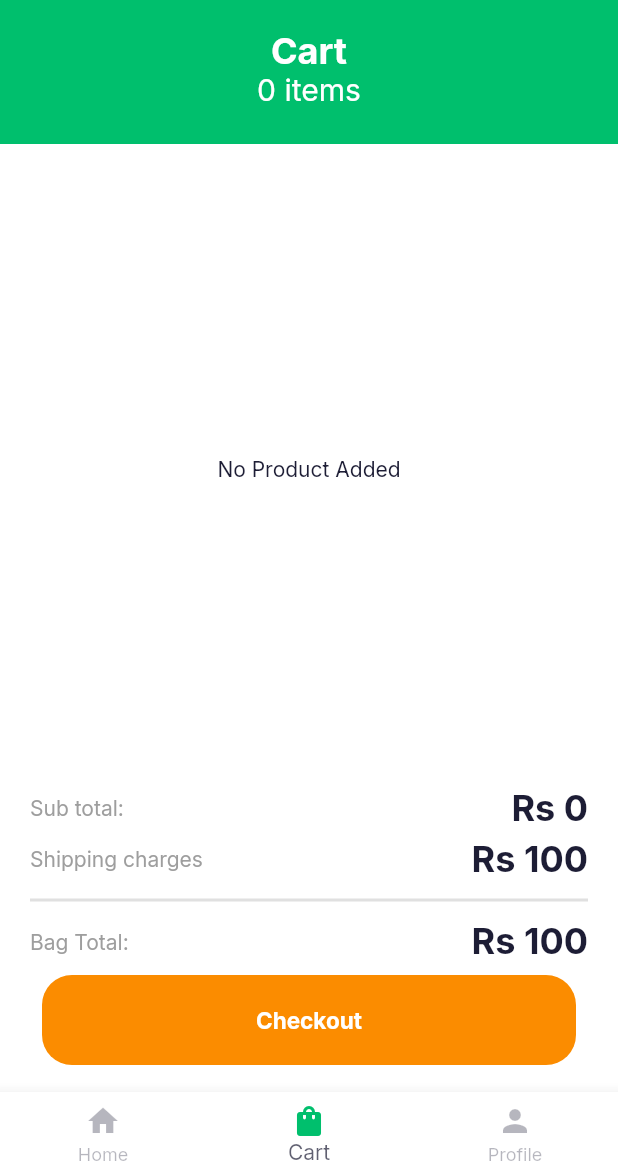
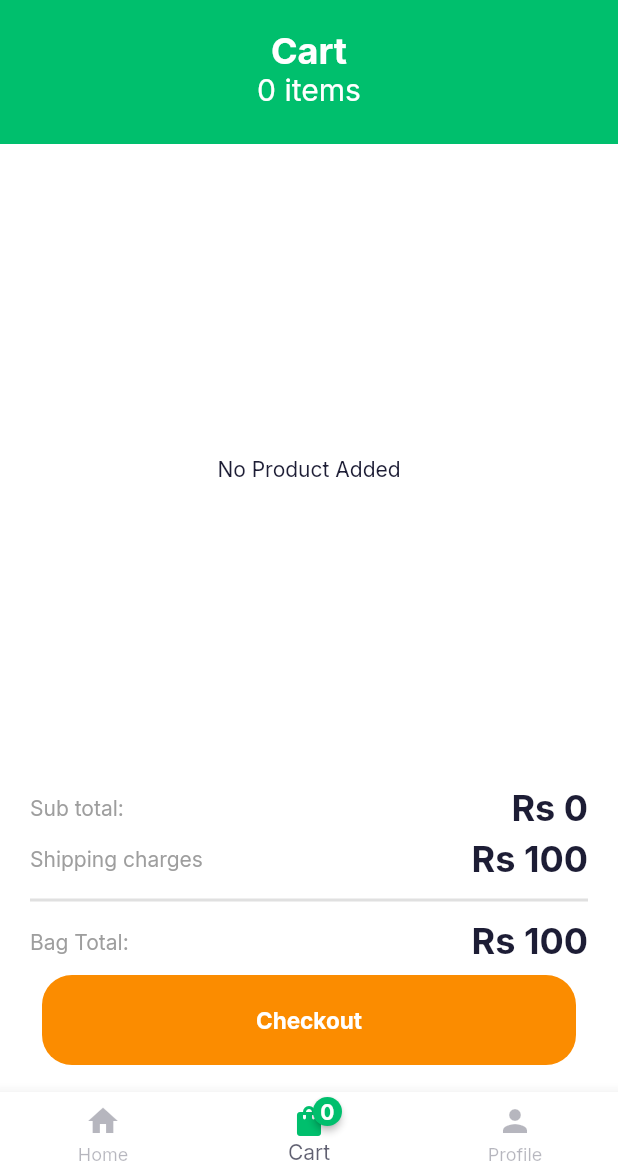
Before and after one commit to ayyysh04/gdsc_appdev_recruitment, a Flutter app: the HomeScreen screen opened by its route, item 2 of the bottom bar chosen, on a phone screen of 412 x 824 dp, the part 60-1236 px from its top. Run offline on Flutter 3.47's test engine with Material 2 defaults, Android fonts, the phone set to English and light mode, and no system bars; drawn by our look-alikes of badges; our stand-ins replace animated_splash_screen, flutter_svg, get_it, google_fonts, page_transition, shared_preferences; accounts and stored records are empty; network calls fail.

Commit message:
added badge count for cart items

```diff
--- a/analysis_options.yaml
+++ b/analysis_options.yaml
@@ -22,8 +22,8 @@ linter:
   # `// ignore_for_file: name_of_lint` syntax on the line or in the file
   # producing the lint.
   rules:
+    prefer_const_constructors: false
     # avoid_print: false  # Uncomment to disable the `avoid_print` rule
     # prefer_single_quotes: true  # Uncomment to enable the `prefer_single_quotes` rule
-
 # Additional information about this file can be found at
 # https://dart.dev/guides/language/analysis-options
--- a/lib/components/transparent_text_form.dart
+++ b/lib/components/transparent_text_form.dart
@@ -48,8 +48,7 @@ class TransparentTextForm extends StatelessWidget {
             borderSide: BorderSide.none,
           ),
           contentPadding: EdgeInsets.all(kDefaultPadding * 0.80),
-          hintStyle: TextStyle(
-              color: backgroundColor == null ? Colors.white60 : Colors.black54),
+          hintStyle: TextStyle(color: Colors.black54),
           filled: true,
           fillColor: backgroundColor ??
               Theme.of(context).inputDecorationTheme.fillColor,
--- a/lib/services/clothes_service.dart
+++ b/lib/services/clothes_service.dart
@@ -11,7 +11,7 @@ class ClothesService {
   List<ClothesProduct> _likedClothesData = [];
   //functions
   void getLoadClothesData() async {
-    await Future.delayed(Duration(seconds: 2)); //Reallife delay
+    // await Future.delayed(Duration(seconds: 2)); //Reallife delay
     final dummyJson = await rootBundle.loadString("assets/json/dummyData.json");
     final decodedData = jsonDecode(dummyJson);
     var productsData = decodedData["products"];
--- a/lib/view_models/home_screen_view_model.dart
+++ b/lib/view_models/home_screen_view_model.dart
@@ -61,7 +61,7 @@ class HomeScreenViewModel extends IndexTrackingModel implements Disposable {
 
   toPageIndex(int index) {
     pageController.animateToPage(index,
-        duration: Duration(milliseconds: 600), curve: Curves.easeIn);
+        duration: Duration(milliseconds: 500), curve: Curves.ease);
   }
 
   @override
--- a/lib/views/base_view/base_view.dart
+++ b/lib/views/base_view/base_view.dart
@@ -5,7 +5,7 @@ import 'package:provider/provider.dart';
 
 class BaseView<T extends BaseModel> extends StatefulWidget {
   final Widget Function(BuildContext context, T model, Widget? child) builder;
-  final Function(T)? onModelReady;
+  final Function(T model)? onModelReady;
   T? model; //pass the already built chnageNotifier if you dont want to create a new one
   BaseView({required this.builder, this.onModelReady, this.model});
 
@@ -17,10 +17,11 @@ class _BaseViewState<T extends BaseModel> extends State<BaseView<T>> {
   @override
   void initState() {
     widget.model ??= widget.model = locator<T>();
-
+    print(widget.onModelReady == null);
     if (widget.onModelReady != null) {
       widget.onModelReady!(widget.model!);
     }
+
     super.initState();
   }
 
--- a/lib/views/homepage/home_page.dart
+++ b/lib/views/homepage/home_page.dart
@@ -1,10 +1,14 @@
+import 'package:badges/badges.dart';
+import 'package:flutter/cupertino.dart';
 import 'package:flutter/material.dart';
+import 'package:gdsc_appdev/components/notification_icon.dart';
 import 'package:gdsc_appdev/components/scroll_behaviour.dart';
+import 'package:gdsc_appdev/constants/constants.dart';
 import 'package:gdsc_appdev/services/locator.dart';
 import 'package:gdsc_appdev/view_models/home_screen_view_model.dart';
 import 'package:gdsc_appdev/views/base_view/base_view.dart';
-import 'package:gdsc_appdev/views/homepage/components/cart_page.dart';
-import 'package:gdsc_appdev/views/homepage/components/shop_page.dart';
+import 'package:gdsc_appdev/views/homepage/pages/cart_page.dart';
+import 'package:gdsc_appdev/views/homepage/pages/shop_page.dart';
 
 class HomeScreen extends StatelessWidget {
   final HomeScreenViewModel _homeScreenViewModel =
@@ -42,12 +46,32 @@ class HomeScreen extends StatelessWidget {
           currentIndex: model.currentIndex,
           onTap: (value) {
             model.toPageIndex(value);
-            model.setIndex(value);
           },
           items: [
             BottomNavigationBarItem(icon: Icon(Icons.home), label: "Home"),
             BottomNavigationBarItem(
-                icon: Icon(Icons.shopping_bag), label: "Cart"),
+              label: "Cart",
+              activeIcon: Badge(
+                badgeColor: kPrimaryColor,
+                badgeContent: Text(
+                  model.totalLikedProducts.toString(),
+                  style: TextStyle(
+                      color: Colors.white, fontWeight: FontWeight.bold),
+                ),
+                child: Icon(
+                  Icons.shopping_bag,
+                ),
+              ),
+              icon: Badge(
+                badgeColor: Colors.grey,
+                badgeContent: Text(
+                  model.totalLikedProducts.toString(),
+                  style: TextStyle(
+                      color: Colors.white, fontWeight: FontWeight.bold),
+                ),
+                child: Icon(Icons.shopping_bag),
+              ),
+            ),
             BottomNavigationBarItem(
               icon: Icon(Icons.person),
               label: "Profile",
--- a/lib/views/homepage/components/cart_page.dart
+++ b/lib/views/homepage/pages/cart_page.dart
@@ -1,4 +1,5 @@
 import 'package:flutter/material.dart';
+import 'package:gdsc_appdev/components/scroll_behaviour.dart';
 import 'package:gdsc_appdev/constants/constants.dart';
 import 'package:gdsc_appdev/services/locator.dart';
 import 'package:gdsc_appdev/view_models/home_screen_view_model.dart';
@@ -58,7 +59,9 @@ class CartPage extends StatelessWidget {
                             ? Center(
                                 child: Text("No Product Added"),
                               )
-                            : ListView.separated(
+                            : ScrollConfiguration(
+                                behavior: MyBehavior(),
+                                child: ListView.separated(
                                   itemCount: model.totalLikedProducts,
                                   itemBuilder: (context, index) {
                                     return Row(
@@ -86,7 +89,8 @@ class CartPage extends StatelessWidget {
                                                 .Name),
                                             Text("Rs" +
                                                 model
-                                                  .getLikedProductAtIndex(index)
+                                                    .getLikedProductAtIndex(
+                                                        index)
                                                     .Price
                                                     .toString()),
                                           ],
@@ -110,6 +114,7 @@ class CartPage extends StatelessWidget {
                                       (BuildContext context, int index) {
                                     return Divider();
                                   },
+                                ),
                               ),
                       ),
                       SizedBox(
--- a/lib/views/login_view.dart
+++ b/lib/views/login_view.dart
@@ -57,7 +57,9 @@ class LoginScreen extends StatelessWidget {
                   validator: _model.passwordValidation,
                 ),
                 SizedBox(height: kDefaultPadding),
-                PrimaryButton(text: "Sign In", press: _model.signInNavigator),
+                PrimaryButton(
+                    text: "Sign In",
+                    press: () => _model.signInNavigator(context)),
                 SizedBox(height: kDefaultPadding * 1.5),
                 TextButton(
                   child: Text(
--- a/pubspec.yaml
+++ b/pubspec.yaml
@@ -28,6 +28,7 @@ environment:
 # versions available, run `flutter pub outdated`.
 dependencies:
   animated_splash_screen: ^1.1.0
+  badges: ^2.0.2
   cupertino_icons: ^1.0.2
   flutter:
     sdk: flutter
```
Also changed, not shown: lib/components/notification_icon.dart (added, +48 -0 lines), lib/view_models/signin_screen_viewmodel.dart (+5 -2 lines), lib/views/homepage/components/shop_page.dart (deleted, +0 -166 lines), lib/views/homepage/pages/shop_page.dart (added, +179 -0 lines), pubspec.lock. Lines whose indentation alone changed are shown as unchanged.
